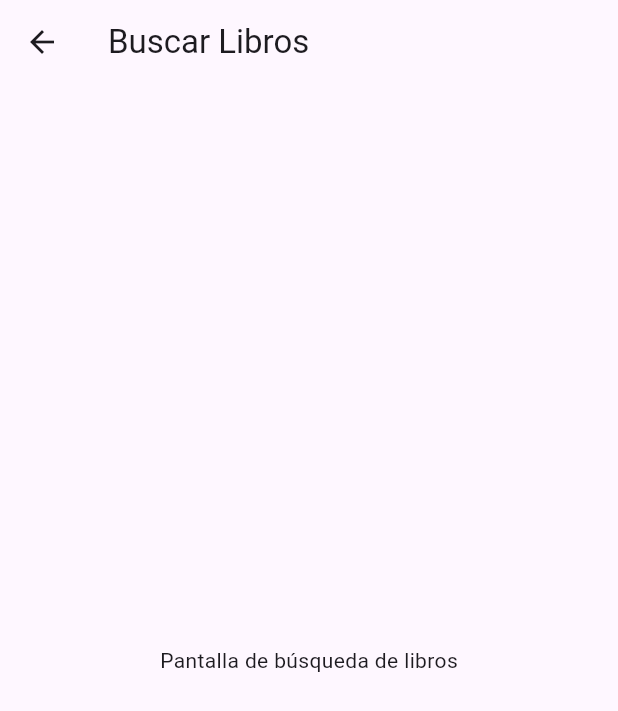
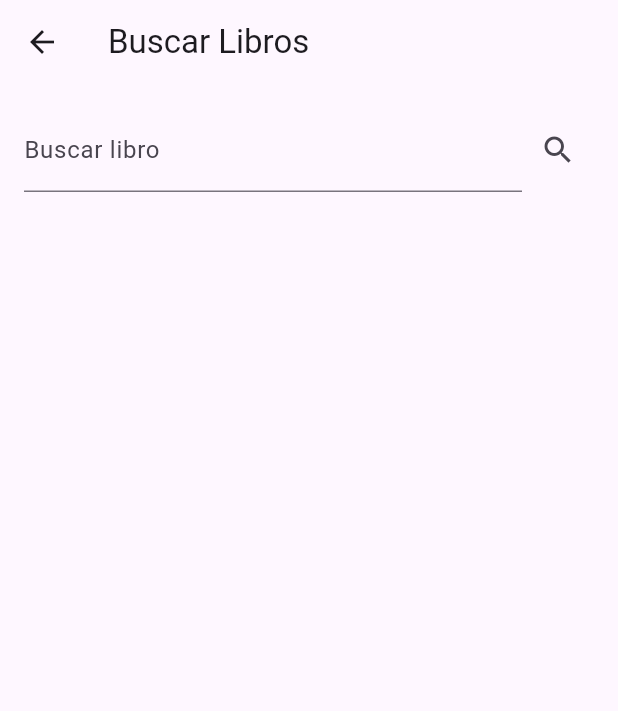
Before and after one commit to Rebus2307/SistemaBusquedayRecomendacionFlutter, a Flutter app: the BuscarLibrosScreen screen opened by its route, on a phone screen of 412 x 824 dp. Shown: the top 711 px of the screen. Run offline on Flutter 3.47's test engine with Material 3 defaults, Android fonts, the phone set to English and light mode, and no system bars.

Commit message:
librosyseries

```diff
--- a/busquedayrecomendacion/lib/models/libro.dart
+++ b/busquedayrecomendacion/lib/models/libro.dart
@@ -0,0 +1,11 @@
+class Libro {
+  final int id;
+  final String titulo;
+  final String autor;
+
+  Libro({required this.id, required this.titulo, required this.autor});
+
+  factory Libro.fromJson(Map<String, dynamic> json) {
+    return Libro(id: json['id'], titulo: json['titulo'], autor: json['autor']);
+  }
+}
--- a/busquedayrecomendacion/lib/screens/buscar_libros_screen.dart
+++ b/busquedayrecomendacion/lib/screens/buscar_libros_screen.dart
@@ -1,13 +1,99 @@
 import 'package:flutter/material.dart';
+import '../services/api_service.dart';
 
-class BuscarLibrosScreen extends StatelessWidget {
+class BuscarLibrosScreen extends StatefulWidget {
   const BuscarLibrosScreen({super.key});
+
+  @override
+  State<BuscarLibrosScreen> createState() => _BuscarLibrosScreenState();
+}
+
+class _BuscarLibrosScreenState extends State<BuscarLibrosScreen> {
+  final TextEditingController _controller = TextEditingController();
+  List<dynamic>? resultados;
+  bool cargando = false;
+  late String token;
+
+  @override
+  void didChangeDependencies() {
+    super.didChangeDependencies();
+    final args = ModalRoute.of(context)!.settings.arguments as Map?;
+    token = args?['token'] ?? '';
+  }
+
+  Future<void> buscarLibros(String query) async {
+    setState(() => cargando = true);
+    final res = await ApiService.buscarLibros(query, token);
+    if (!mounted) return;
+    setState(() {
+      resultados = res;
+      cargando = false;
+    });
+  }
+
+  Future<void> agregarAFavoritos(String libroId) async {
+    final exito = await ApiService.agregarLibroFavorito(libroId, token);
+    if (!mounted) return;
+    ScaffoldMessenger.of(context).showSnackBar(
+      SnackBar(
+        content: Text(
+          exito
+              ? 'Libro agregado a favoritos'
+              : 'No se pudo agregar a favoritos',
+        ),
+      ),
+    );
+  }
 
   @override
   Widget build(BuildContext context) {
     return Scaffold(
       appBar: AppBar(title: const Text('Buscar Libros')),
-      body: const Center(child: Text('Pantalla de búsqueda de libros')),
+      body: Padding(
+        padding: const EdgeInsets.all(16.0),
+        child: Column(
+          children: [
+            Row(
+              children: [
+                Expanded(
+                  child: TextField(
+                    controller: _controller,
+                    decoration: const InputDecoration(
+                      labelText: 'Buscar libro',
+                    ),
+                  ),
+                ),
+                IconButton(
+                  icon: const Icon(Icons.search),
+                  onPressed: () => buscarLibros(_controller.text),
+                ),
+              ],
+            ),
+            const SizedBox(height: 16),
+            if (cargando) const CircularProgressIndicator(),
+            if (resultados != null && resultados!.isEmpty)
+              const Text('No se encontraron resultados'),
+            if (resultados != null && resultados!.isNotEmpty)
+              Expanded(
+                child: ListView.builder(
+                  itemCount: resultados!.length,
+                  itemBuilder: (context, index) {
+                    final libro = resultados![index];
+                    return ListTile(
+                      title: Text(libro['titulo'] ?? 'Sin título'),
+                      subtitle: Text(libro['autor'] ?? ''),
+                      trailing: IconButton(
+                        icon: const Icon(Icons.favorite_border),
+                        onPressed: () =>
+                            agregarAFavoritos(libro['id'].toString()),
+                      ),
+                    );
+                  },
+                ),
+              ),
+          ],
+        ),
+      ),
     );
   }
 }
```
Also changed, not shown: busquedayrecomendacion/lib/models/serie.dart (+15 -0 lines), busquedayrecomendacion/lib/screens/buscar_series_screen.dart (+88 -2 lines), busquedayrecomendacion/lib/screens/dashboard_screen.dart (+26 -6 lines), busquedayrecomendacion/lib/services/api_service.dart (+45 -1 lines).
